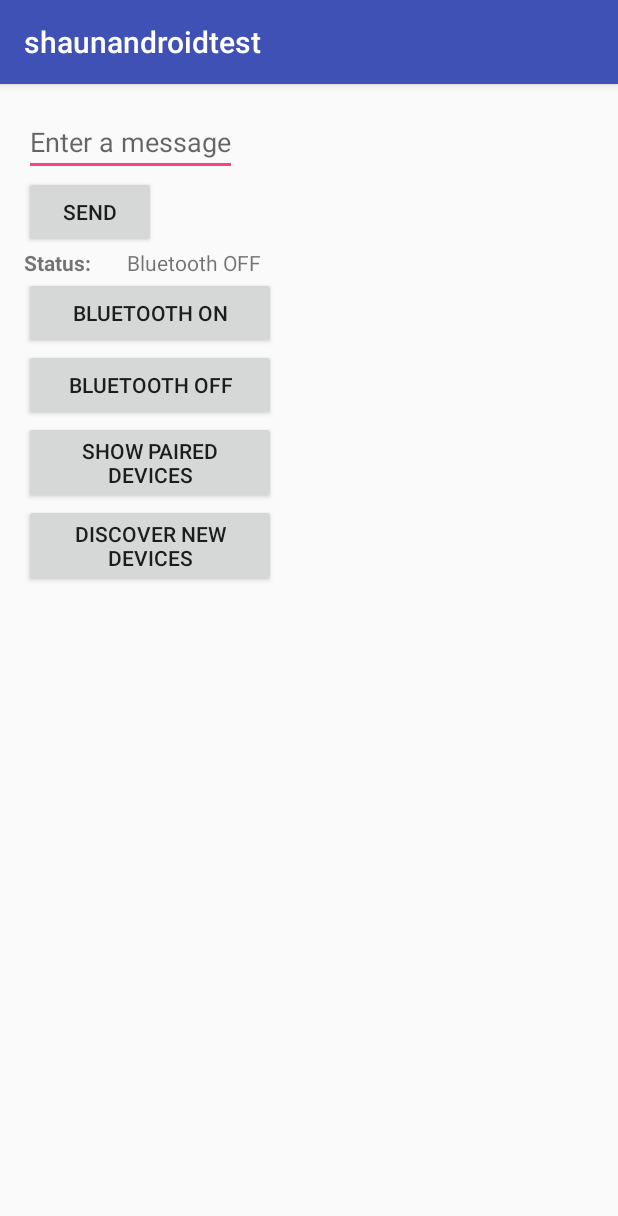
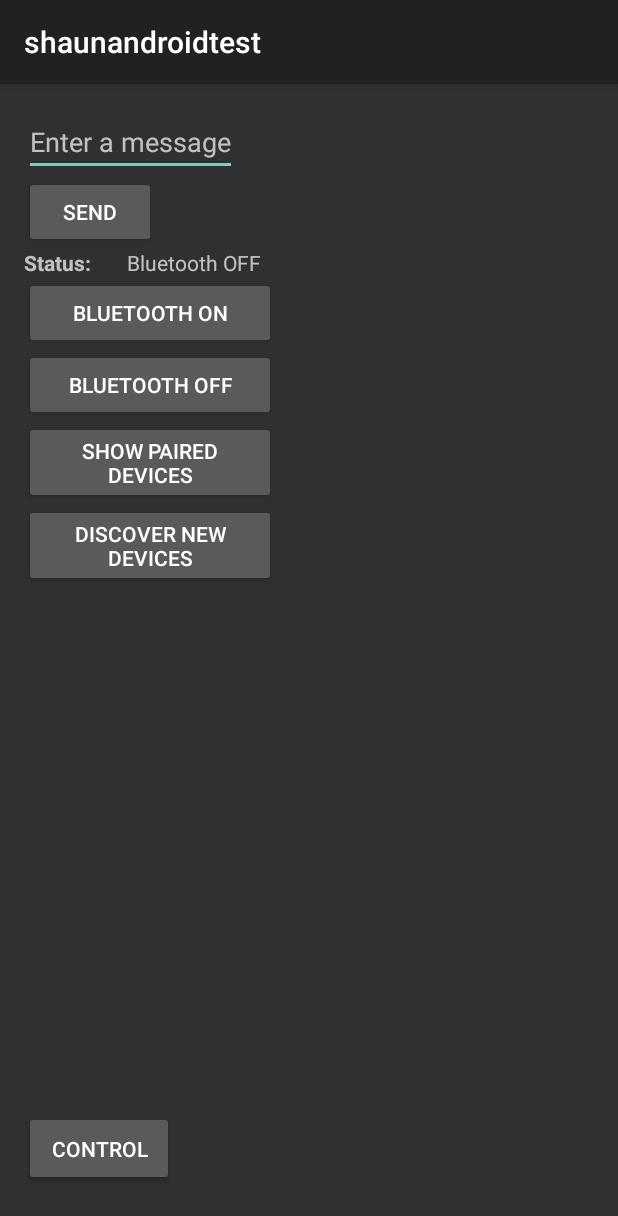
Before and after one commit to moomoomash/shaunandroidtest, an Android app: the screen it shows after launch (MainActivity), on a phone screen of 412 x 824 dp. Shown: the top 1216 px of the screen. Run offline under Robolectric (Android 15) with nearby library versions, the phone set to English and light mode, and no system bars.

Commit message:
Checklist c1 and c2 done.
with RobotControl Class

28 feb 4.30pm

```diff
--- a/app/src/main/AndroidManifest.xml
+++ b/app/src/main/AndroidManifest.xml
@@ -10,15 +10,16 @@
         android:icon="@mipmap/ic_launcher"
         android:label="@string/app_name"
         android:supportsRtl="true"
-        android:theme="@style/AppTheme">
+        android:theme="@style/Theme.AppCompat">
         <activity android:name=".MainActivity">
             <intent-filter>
                 <action android:name="android.intent.action.MAIN" />
-
                 <category android:name="android.intent.category.LAUNCHER" />
             </intent-filter>
         </activity>
         <activity android:name=".DisplayMessageActivity"></activity>
+        <activity android:name=".RobotControl">
+        </activity>
     </application>
 
 </manifest>
--- a/app/src/main/java/com/example/shaun/shaunandroidtest/MainActivity.java
+++ b/app/src/main/java/com/example/shaun/shaunandroidtest/MainActivity.java
@@ -1,5 +1,6 @@
 package com.example.shaun.shaunandroidtest;
 
+import com.example.shaun.shaunandroidtest.RobotControl;
 import android.bluetooth.BluetoothAdapter;
 import android.bluetooth.BluetoothDevice;
 import android.bluetooth.BluetoothSocket;
@@ -271,6 +272,11 @@ public class MainActivity extends AppCompatActivity {
         }
     }
 
+    public void controller(View view) {
+        //RobotControl RC = new RobotControl();
+        Intent intent = new Intent(this, RobotControl.class);
+        startActivity(intent);
+    }
     // Create a BroadcastReceiver for ACTION_FOUND.
     private final BroadcastReceiver mReceiver = new BroadcastReceiver() {
         public void onReceive(Context context, Intent intent) {
--- a/app/src/main/res/layout/activity_main.xml
+++ b/app/src/main/res/layout/activity_main.xml
@@ -8,7 +8,6 @@
     android:paddingRight="@dimen/activity_horizontal_margin"
     android:paddingTop="@dimen/activity_vertical_margin"
     tools:context="com.example.shaun.shaunandroidtest.MainActivity">
-
 
     <LinearLayout
         android:orientation="vertical"
@@ -157,4 +156,13 @@
         android:layout_alignParentBottom="true"
         android:layout_alignParentEnd="true" />
 
+    <Button
+        android:layout_width="100dp"
+        android:layout_height="50dp"
+        android:text="Control"
+        android:id="@+id/control"
+        android:onClick="controller"
+        android:layout_alignParentBottom="true"
+        android:layout_marginBottom="17dp" />
+
 </RelativeLayout>
```
